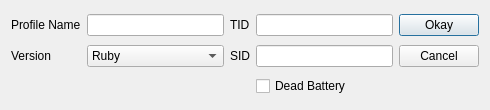
First picture: the form in Source/Forms/Gen3/Profile/ProfileEditor3.ui, repository Admiral-Fish/PokeFinder, before the edit.
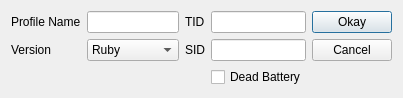
Second picture: the form after the edit. Custom widgets are drawn as their Qt base class.

The edit to the form file:
```diff
--- a/Source/Forms/Gen3/Profile/ProfileEditor3.ui
+++ b/Source/Forms/Gen3/Profile/ProfileEditor3.ui
@@ -6,16 +6,10 @@
    <rect>
     <x>0</x>
     <y>0</y>
-    <width>490</width>
-    <height>110</height>
+    <width>378</width>
+    <height>98</height>
    </rect>
   </property>
-  <property name="minimumSize">
-   <size>
-    <width>490</width>
-    <height>110</height>
-   </size>
-  </property>
   <property name="windowTitle">
    <string>Profile Editor Gen 3</string>
   </property>
```
